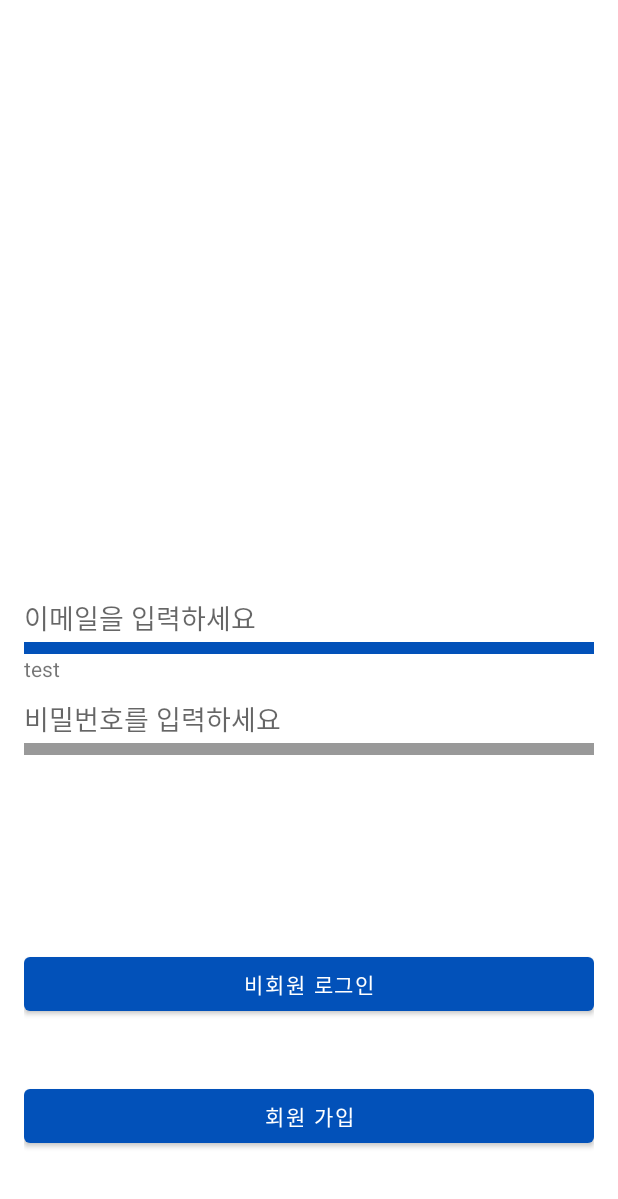
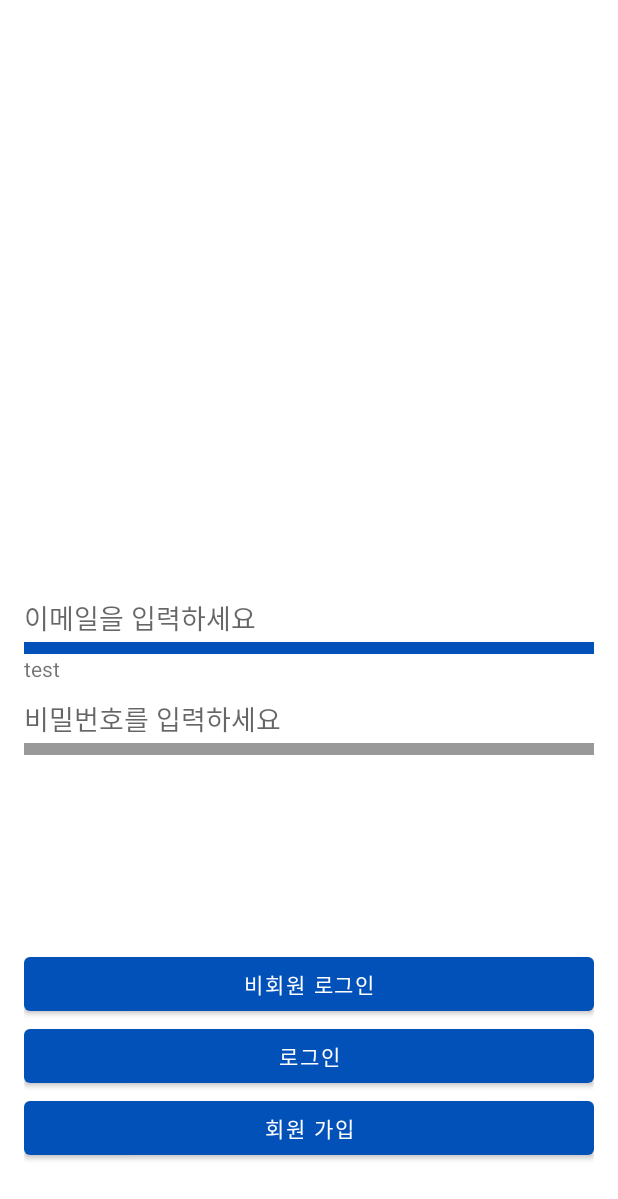
Before and after one commit to miiiin15/Location-sharing, an Android app: the screen it shows after launch (SigninActivity), on a phone screen of 412 x 824 dp. Shown: the top 1199 px of the screen. Run offline under Robolectric (Android 15) with nearby library versions, the phone set to English and light mode, and no system bars; our stand-ins replace Firebase (no records; nobody signed in at launch, a user with empty details on screens opened directly); libraries missing offline, so code that uses them is left out: com.kakao.sdk; 3 statements that could not run were skipped.

Commit message:
Update SigninActivity.kt : 로그인 연결.

```diff
--- a/app/src/main/java/com/save/protect/activity/SigninActivity.kt
+++ b/app/src/main/java/com/save/protect/activity/SigninActivity.kt
@@ -4,12 +4,18 @@ import android.annotation.SuppressLint
 import android.content.Intent
 import android.os.Bundle
 import android.widget.Button
+import android.widget.Toast
 import androidx.appcompat.app.AppCompatActivity
 import com.save.protect.R
+import com.save.protect.custom.CustomInput
+import com.save.protect.database.AuthManager
 
 class SigninActivity : AppCompatActivity() {
 
+    private lateinit var editTextEmail: CustomInput
+    private lateinit var editTextPassword: CustomInput
 
+    private lateinit var btnLogin: Button
     private lateinit var btnSignUp: Button
 
 
@@ -18,12 +24,35 @@ class SigninActivity : AppCompatActivity() {
         super.onCreate(savedInstanceState)
         setContentView(R.layout.activity_signin)
 
+        editTextEmail = findViewById(R.id.editTextEmail)
+        editTextPassword = findViewById(R.id.editTextPassword)
+
+        btnLogin = findViewById(R.id.btnLogin)
         btnSignUp = findViewById(R.id.btnJoin)
+
+        btnLogin.setOnClickListener {
+            val email = editTextEmail.text.toString()
+            val password = editTextPassword.text.toString()
+
+
+            if (email.isNotEmpty() && password.isNotEmpty()) {
+                AuthManager.loginFireBase(this, email, password) {
+                    Toast.makeText(this, "로그인 성공", Toast.LENGTH_SHORT).show()
+                    val intent = Intent(this,MainActivity::class.java)
+                    finish()
+                    startActivity(intent)
+                }
+            } else {
+                Toast.makeText(this, "아이디 비밀번호를 확인해주세요", Toast.LENGTH_SHORT).show()
+            }
+        }
 
 
         btnSignUp.setOnClickListener {
-            val intent = Intent(this,SignupActivity::class.java)
+            val intent = Intent(this, SignupActivity::class.java)
             startActivity(intent)
         }
+
+
     }
 }
--- a/app/src/main/java/com/save/protect/activity/SignupActivity.kt
+++ b/app/src/main/java/com/save/protect/activity/SignupActivity.kt
@@ -72,7 +72,7 @@ class SignupActivity : AppCompatActivity() {
                 // 이메일 또는 비밀번호가 비어 있거나 이메일 중복 확인이 되지 않은 경우
                 Toast.makeText(this, "이메일 또는 비밀번호를 확인하세요.", Toast.LENGTH_SHORT).show()
             } else {
-                AuthManager.signUpFirebase(email, password) {
+                AuthManager.signUpFireBase(email, password) {
                     Toast.makeText(this, "회원가입 성공 로그인을 실행해주세요.", Toast.LENGTH_SHORT).show()
                     finish() }
             }
--- a/app/src/main/res/layout/activity_signin.xml
+++ b/app/src/main/res/layout/activity_signin.xml
@@ -49,14 +49,24 @@
         app:layout_constraintTop_toBottomOf="@+id/editTextPassword"
         />
 
+
+    <Button
+        android:id="@+id/btnLogin"
+        android:layout_width="0dp"
+        android:layout_height="wrap_content"
+        android:text="로그인"
+        app:layout_constraintEnd_toEndOf="parent"
+        app:layout_constraintStart_toStartOf="parent"
+        app:layout_constraintTop_toBottomOf="@+id/btnSignInGuest" />
+
+
     <Button
         android:id="@+id/btnJoin"
         android:layout_width="0dp"
         android:layout_height="wrap_content"
         android:text="회원 가입"
-        app:layout_constraintBottom_toBottomOf="parent"
         app:layout_constraintEnd_toEndOf="parent"
         app:layout_constraintStart_toStartOf="parent"
-        app:layout_constraintTop_toBottomOf="@+id/btnSignInGuest" />
+        app:layout_constraintTop_toBottomOf="@+id/btnLogin" />
 
 </androidx.constraintlayout.widget.ConstraintLayout>
```
Also changed, not shown: app/src/main/java/com/save/protect/database/AuthManager.kt (+30 -1 lines).
